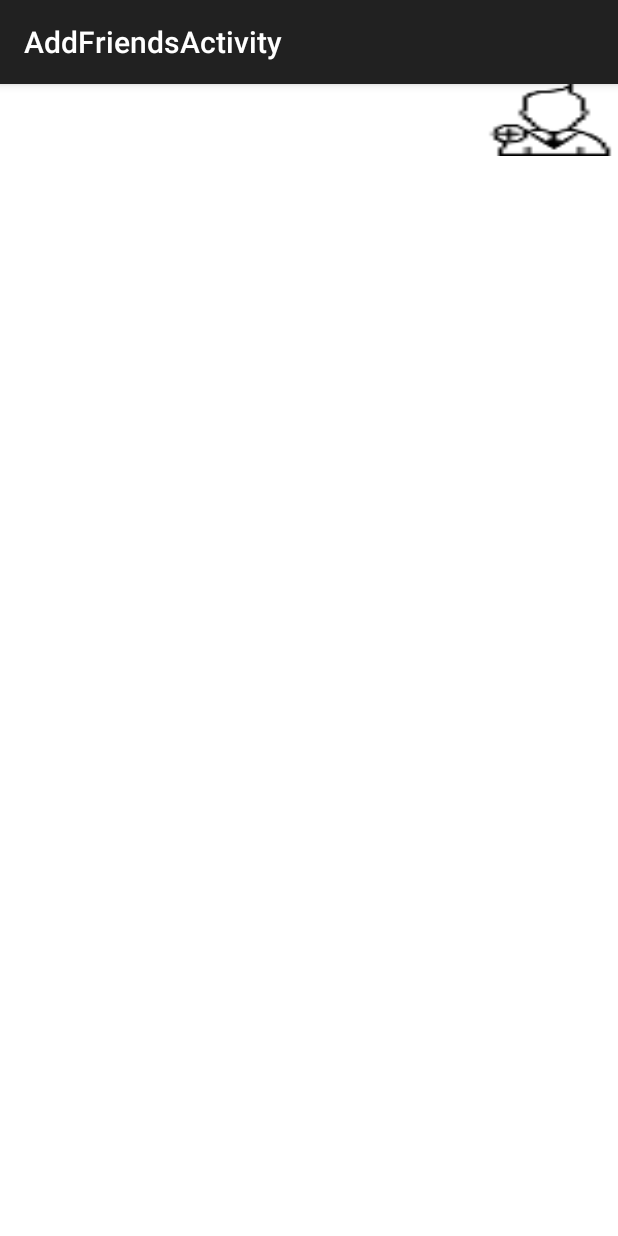
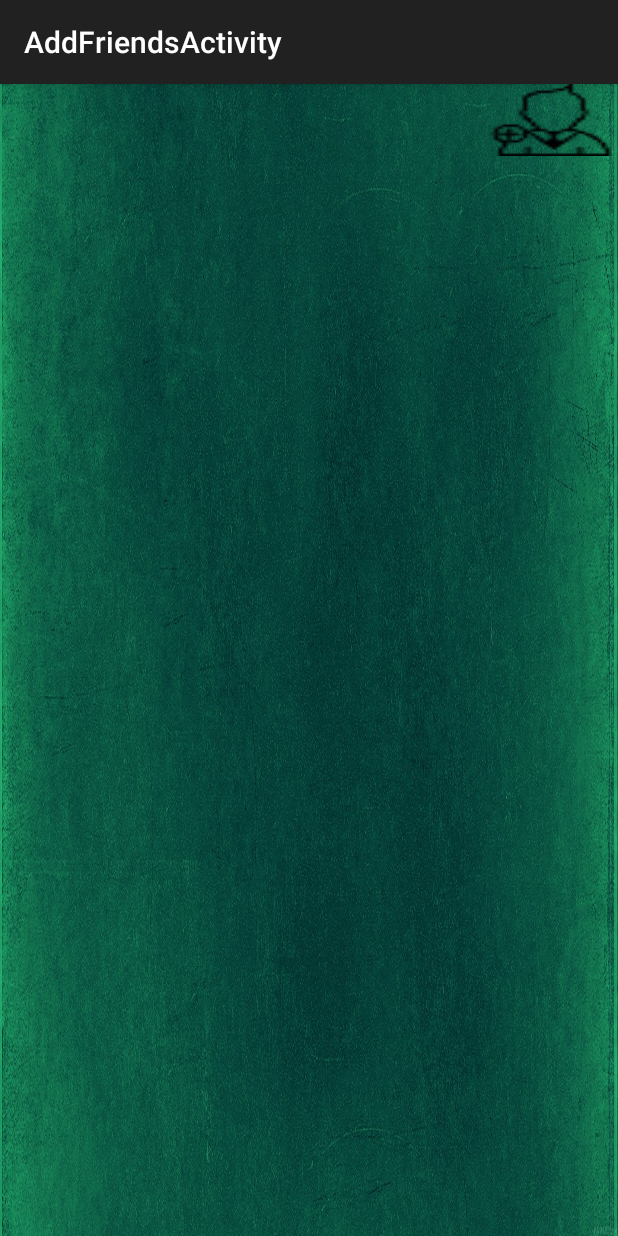
Before and after one commit to vikkyconer/Hisab, an Android app: the AddFriendsFragment screen opened directly, with no data from a screen before it, on a phone screen of 412 x 824 dp. Run offline under Robolectric (Android 15) with nearby library versions, the phone set to English and light mode, and no system bars; libraries missing offline, so code that uses them is left out: rx.subjects; 1 statement that could not run was skipped.

Commit message:
changed display name of friends

```diff
--- a/app/build.gradle
+++ b/app/build.gradle
@@ -28,6 +28,7 @@ android {
 
 dependencies {
     compile fileTree(dir: 'libs', include: ['*.jar'])
+    compile 'com.makeramen:roundedimageview:1.5.0'
     compile 'com.android.support:appcompat-v7:21.0.3'
     compile 'io.reactivex:rxandroid:0.23.0'
     compile 'com.android.support:cardview-v7:+'
--- a/app/src/main/java/com/example/vikky/hisab/AddFriendsFragment.java
+++ b/app/src/main/java/com/example/vikky/hisab/AddFriendsFragment.java
@@ -1,5 +1,6 @@
 package com.example.vikky.hisab;
 
+import android.app.Service;
 import android.os.Bundle;
 import android.support.annotation.Nullable;
 import android.support.v4.app.Fragment;
@@ -9,9 +10,10 @@ import android.util.Log;
 import android.view.LayoutInflater;
 import android.view.View;
 import android.view.ViewGroup;
-import android.widget.ArrayAdapter;
 import android.widget.Button;
-import android.widget.ListView;
+import android.widget.LinearLayout;
+import android.widget.RelativeLayout;
+import android.widget.TextView;
 
 import java.util.ArrayList;
 import java.util.HashMap;
@@ -28,15 +30,18 @@ public class AddFriendsFragment extends Fragment implements AddFriendsView, View
     private Button addFriends, enterExpenses, compute;
     private Friend friend;
     private ArrayList<String> friends;
+    TextView names, firstLetter;
+    RelativeLayout listFriends;
     private ArrayList<TransactionDetails> detailsList;
-    private int  amount;
+    private int amount;
+    LinearLayout friendsNameContainer;
     private Map<String, Integer> expenditureMap;
     private TransactionDetails transactionDetails;
-    private ArrayAdapter<String> friendsAdapter;
+    //    private ArrayAdapter<String> friendsAdapter;
     private TransactionDetailsRVAdapter detailsAdapter;
     private RecyclerView detailsRecyclerView;
     private LinearLayoutManager linearLayoutManager;
-    private ListView friendsListView;
+    //    private ListView friendsListView;
     private BehaviorSubject<Map<String, String>> friendAdded = BehaviorSubject.create();
 
     @Nullable
@@ -62,15 +67,18 @@ public class AddFriendsFragment extends Fragment implements AddFriendsView, View
     }
 
     private void defaultConfiguration() {
-        friendsListView.setAdapter(friendsAdapter);
+//        friendsListView.setAdapter(friendsAdapter);
         detailsRecyclerView.setLayoutManager(linearLayoutManager);
         detailsRecyclerView.setAdapter(detailsAdapter);
     }
 
     private void initializeViews(View view) {
         addFriends = (Button) view.findViewById(R.id.add_friends);
-        friendsListView = (ListView) view.findViewById(R.id.list_friends);
+        names = (TextView) view.findViewById(R.id.first_name);
+        firstLetter = (TextView) view.findViewById(R.id.names_first_letter);
+        listFriends = (RelativeLayout) view.findViewById(R.id.list_friends);
         enterExpenses = (Button) view.findViewById(R.id.enter_expenses);
+        friendsNameContainer = (LinearLayout) view.findViewById(R.id.friends_name_container);
         detailsList = new ArrayList<>();
         expenditureMap = new HashMap<>();
         compute = (Button) view.findViewById(R.id.compute);
@@ -79,7 +87,7 @@ public class AddFriendsFragment extends Fragment implements AddFriendsView, View
         friend = new Friend();
         friends = new ArrayList<>();
         detailsAdapter = new TransactionDetailsRVAdapter(detailsList, getActivity());
-        friendsAdapter = new ArrayAdapter(getActivity(), android.R.layout.simple_list_item_1, friends);
+//        friendsAdapter = new ArrayAdapter(getActivity(), android.R.layout.simple_list_item_1, friends);
     }
 
     @Override
@@ -91,6 +99,17 @@ public class AddFriendsFragment extends Fragment implements AddFriendsView, View
         } else if (v.getId() == R.id.compute) {
             printHash(expenditureMap);
             Navigator.toCompute(getActivity(), expenditureMap);
+        }
+    }
+
+    private void showFriendName(ArrayList<String> friends) {
+        friendsNameContainer.removeAllViews();
+        for (int i = 0; i < friends.size(); i++) {
+            LayoutInflater inflater = (LayoutInflater) getActivity().getSystemService(Service.LAYOUT_INFLATER_SERVICE);
+            View view = inflater.inflate(R.layout.show_friends_name, null);
+            ((TextView) view.findViewById(R.id.first_name)).setText(friends.get(i));
+            ((TextView) view.findViewById(R.id.names_first_letter)).setText(friends.get(i).substring(0, 1).toUpperCase());
+            friendsNameContainer.addView(view);
         }
     }
 
@@ -177,10 +196,11 @@ public class AddFriendsFragment extends Fragment implements AddFriendsView, View
     @Override
     public void showFriend(Map<String, String> friend) {
         friends.add(this.friend.getName());
+        showFriendName(friends);
         if (friends.size() > 1) {
             enterExpenses.setVisibility(View.VISIBLE);
             compute.setVisibility(View.VISIBLE);
         }
-        friendsAdapter.notifyDataSetChanged();
+//        friendsAdapter.notifyDataSetChanged();
     }
 }
--- a/app/src/main/res/layout/activity_add_friends.xml
+++ b/app/src/main/res/layout/activity_add_friends.xml
@@ -2,11 +2,12 @@
     xmlns:tools="http://schemas.android.com/tools"
     android:layout_width="match_parent"
     android:layout_height="match_parent"
+    android:background="@drawable/main_screen_background_2"
     tools:context="com.example.vikky.hisab.AddFriendsActivity">
 
     <fragment
+        android:id="@+id/add_friends_fragment"
+        android:name="com.example.vikky.hisab.AddFriendsFragment"
         android:layout_width="match_parent"
-        android:layout_height="match_parent"
-        android:name="com.example.vikky.hisab.AddFriendsFragment"
-        android:id="@+id/add_friends_fragment" />
+        android:layout_height="match_parent" />
 </RelativeLayout>
--- a/app/src/main/res/layout/activity_main_screen.xml
+++ b/app/src/main/res/layout/activity_main_screen.xml
@@ -2,6 +2,7 @@
     xmlns:tools="http://schemas.android.com/tools"
     android:layout_width="match_parent"
     android:layout_height="match_parent"
+    android:background="@drawable/main_screen_background_1"
     tools:context="com.example.vikky.hisab.MainScreenActivity">
 
     <fragment
--- a/app/src/main/res/layout/add_friends_fragment.xml
+++ b/app/src/main/res/layout/add_friends_fragment.xml
@@ -1,8 +1,7 @@
 <?xml version="1.0" encoding="utf-8"?>
 <RelativeLayout xmlns:android="http://schemas.android.com/apk/res/android"
     android:layout_width="match_parent"
-    android:layout_height="match_parent"
-    android:background="@color/white">
+    android:layout_height="match_parent">
 
     <LinearLayout
         android:layout_width="match_parent"
@@ -10,12 +9,16 @@
         android:orientation="vertical"
         android:weightSum="2">
 
-        <ListView
-            android:id="@+id/list_friends"
+        <LinearLayout
+            android:id="@+id/friends_name_container"
             android:layout_width="match_parent"
             android:layout_height="match_parent"
             android:layout_weight="1"
-            android:paddingBottom="5dp"></ListView>
+            android:orientation="horizontal"
+            android:padding="4dp">
+
+
+        </LinearLayout>
 
         <android.support.v7.widget.RecyclerView
             android:id="@+id/details"
```
Also changed, not shown: app/src/main/res/drawable-xhdpi/textview_design.xml (added, +20 -0 lines), app/src/main/res/layout/show_friends_name.xml (added, +34 -0 lines), app/src/main/res/drawable-hdpi/main_screen_background_1.jpg (added), app/src/main/res/drawable-hdpi/main_screen_background_2.jpg (added), app/src/main/res/drawable-hdpi/main_screen_background_3.jpg (added), 3 other files.
